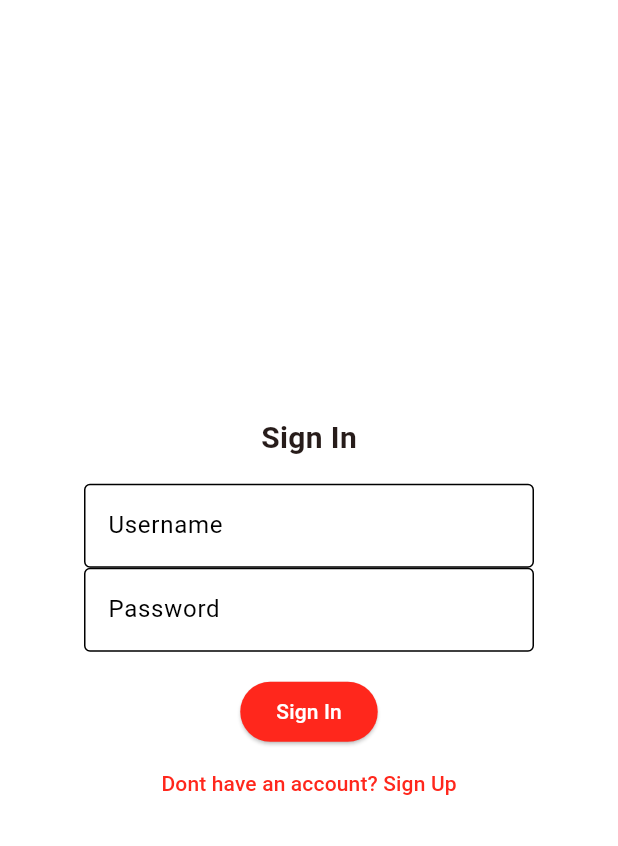
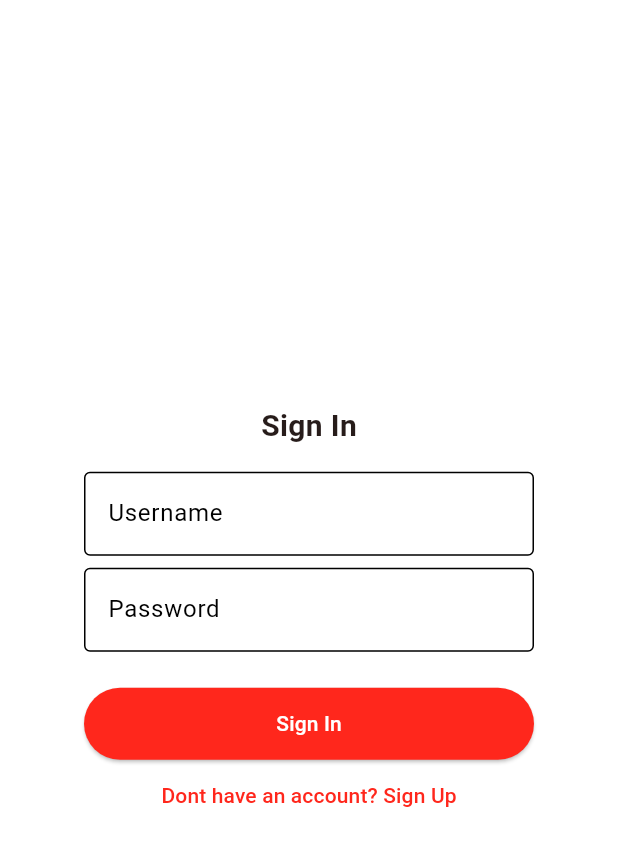
Before and after one commit to VodkaOrange/Trip-Planner-FE-new, a Flutter app: the LoginModal widget shown alone on an empty page, opened directly, on a phone screen of 412 x 824 dp. Shown: the top 846 px of the screen. Run offline on Flutter 3.47's test engine with Material 3 defaults, Android fonts, the phone set to English and light mode, and no system bars; our stand-ins replace confetti, copy_with_extension, dio, dotted_border, equatable, flutter_bloc and 3 more; accounts and stored records are empty; network calls fail.

Commit message:
ui improvements

```diff
--- a/lib/features/trip/presentation/widgets/activity_selection_modal.dart
+++ b/lib/features/trip/presentation/widgets/activity_selection_modal.dart
@@ -15,14 +15,13 @@ class ActivitySelectionModal extends StatelessWidget {
   @override
   Widget build(BuildContext context) {
     return Dialog(
-      // Ensure the dialog has a shape and is clipped
       shape: RoundedRectangleBorder(
         borderRadius: BorderRadius.circular(16),
       ),
       clipBehavior: Clip.antiAlias,
       child: SizedBox(
-        // Constrain the height to prevent it from becoming too large
-        height: MediaQuery.of(context).size.height * 0.7,
+        // Set a height that accommodates the cards and title
+        height: 500,
         child: Column(
           children: [
             Padding(
@@ -36,12 +35,14 @@ class ActivitySelectionModal extends StatelessWidget {
             // Use an Expanded ListView for the scrollable content
             Expanded(
               child: ListView.builder(
+                scrollDirection: Axis.horizontal, // Changed to horizontal
                 padding: const EdgeInsets.all(16.0),
                 itemCount: activities.length,
                 itemBuilder: (context, index) {
                   final activity = activities[index];
                   return Padding(
-                    padding: const EdgeInsets.only(bottom: 16.0),
+                    // Changed to horizontal padding
+                    padding: const EdgeInsets.only(right: 16.0),
                     child: HearthstoneCard(
                       imageUrl: activity.image,
                       title: activity.name,
--- a/lib/features/trip/presentation/widgets/login_modal.dart
+++ b/lib/features/trip/presentation/widgets/login_modal.dart
@@ -1,3 +1,4 @@
+import 'package:ai_trip_planner/core/theme/app_colors.dart';
 import 'package:flutter/material.dart';
 import 'package:flutter_bloc/flutter_bloc.dart';
 import 'package:ai_trip_planner/features/trip/presentation/bloc/auth_bloc.dart';
@@ -47,9 +48,8 @@ class _LoginModalState extends State<LoginModal> {
               }
             },
             builder: (context, state) {
-              if (state is AuthLoading) {
-                return const Center(child: CircularProgressIndicator());
-              }
+              final isLoading = state is AuthLoading;
+
               return Column(
                 mainAxisSize: MainAxisSize.min,
                 children: [
@@ -62,20 +62,34 @@ class _LoginModalState extends State<LoginModal> {
                   TextFormField(
                     controller: _usernameController,
                     decoration: const InputDecoration(labelText: 'Username'),
+                    enabled: !isLoading,
                   ),
+                  const SizedBox(height: 8), // Added spacing
                   if (_isSigningUp)
+                    Column(
+                      children: [
                         TextFormField(
                           controller: _emailController,
                           decoration: const InputDecoration(labelText: 'Email'),
+                          enabled: !isLoading,
+                        ),
+                        const SizedBox(height: 8), // Added spacing
+                      ],
                     ),
                   TextFormField(
                     controller: _passwordController,
                     decoration: const InputDecoration(labelText: 'Password'),
                     obscureText: true,
+                    enabled: !isLoading,
                   ),
-                  const SizedBox(height: 16),
+                  const SizedBox(height: 24),
                   ElevatedButton(
-                    onPressed: () {
+                    style: ElevatedButton.styleFrom(
+                      minimumSize: const Size(double.infinity, 48),
+                    ),
+                    onPressed: isLoading
+                        ? null
+                        : () {
                             if (_isSigningUp) {
                               context.read<AuthBloc>().add(SignUp(
                                     _usernameController.text,
@@ -89,10 +103,21 @@ class _LoginModalState extends State<LoginModal> {
                                   ));
                             }
                           },
-                    child: Text(_isSigningUp ? 'Sign Up' : 'Sign In'),
+                    child: isLoading
+                        ? const SizedBox(
+                            height: 24,
+                            width: 24,
+                            child: CircularProgressIndicator(
+                              strokeWidth: 2,
+                              color: AppColors.white,
+                            ),
+                          )
+                        : Text(_isSigningUp ? 'Sign Up' : 'Sign In'),
                   ),
                   TextButton(
-                    onPressed: () {
+                    onPressed: isLoading
+                        ? null
+                        : () {
                             setState(() {
                               _isSigningUp = !_isSigningUp;
                             });
```
Lines whose indentation alone changed are shown as unchanged.
